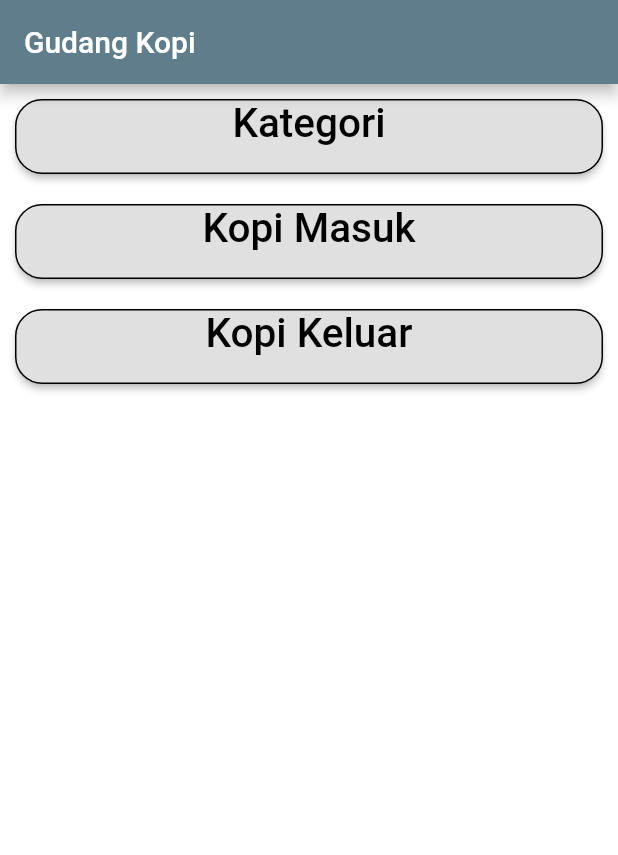
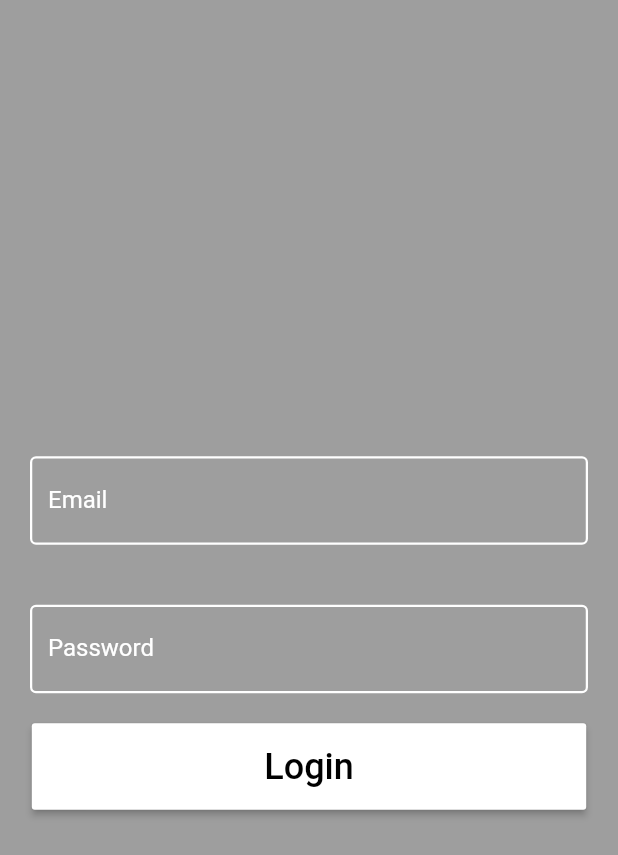
Before and after one commit to room2468/14-final-project-montagnard, a Flutter app: the screen it shows after launch, on a phone screen of 412 x 824 dp. Shown: the top 855 px of the screen. Run offline on Flutter 3.47's test engine with Material 2 defaults, Android fonts, the phone set to English and light mode, and no system bars; our stand-ins replace sqflite; accounts and stored records are empty.

Commit message:
LoginPage

```diff
--- a/lib/main.dart
+++ b/lib/main.dart
@@ -1,11 +1,14 @@
 //kode utama Aplikasi tampilan awal
 import 'package:flutter/material.dart';
 import 'package:gudang_kopi/page/home_page.dart';
+import 'package:gudang_kopi/page/login_page.dart';
 
 //package letak folder Anda
 void main() => runApp(MyApp());
 
 class MyApp extends StatelessWidget {
+  final routes = <String, WidgetBuilder>{
+  };
   @override
   Widget build(BuildContext context) {
     return MaterialApp(
@@ -14,7 +17,8 @@ class MyApp extends StatelessWidget {
       theme: ThemeData(
         primarySwatch: Colors.blueGrey,
       ),
-      home: HomePage(),
+      home: LoginPage(),
+      routes: routes,
     );
   }
 }
--- a/lib/page/home_page.dart
+++ b/lib/page/home_page.dart
@@ -1,6 +1,7 @@
 import 'package:flutter/material.dart';
 import 'package:gudang_kopi/page/kategori1.dart';
 import 'package:gudang_kopi/page/keluar1.dart';
+import 'package:gudang_kopi/page/login_page.dart';
 import 'package:gudang_kopi/page/masuk1.dart';
 
 class HomePage extends StatelessWidget {
@@ -9,7 +10,24 @@ class HomePage extends StatelessWidget {
     return Scaffold(
         backgroundColor: Colors.white,
         appBar: AppBar(
-        title: Text('Gudang Kopi'),
+          title: Text("Gudang Kopi"),
+          automaticallyImplyLeading: false,
+          actions: <Widget>[
+            Padding(
+                padding: EdgeInsets.only(right: 20.0),
+                child: GestureDetector(
+                  onTap: () {
+                    Navigator.pushAndRemoveUntil(
+                        context,
+                        MaterialPageRoute(builder: (context) => LoginPage()),
+                        (Route<dynamic> route) => false);
+                  },
+                  child: Icon(
+                    Icons.logout,
+                    size: 26.0,
+                  ),
+                )),
+          ],
         ),
         body: Container(
           child: Column(
@@ -94,7 +112,6 @@ class HomePage extends StatelessWidget {
               )
             ],
           ),
-      ),
-    );
+        ));
   }
 }
--- /dev/null
+++ b/lib/page/login_page.dart
@@ -0,0 +1,111 @@
+import 'package:flutter/material.dart';
+import 'package:gudang_kopi/page/home_page.dart';
+
+class LoginPage extends StatefulWidget {
+  @override
+  _LoginPageState createState() => _LoginPageState();
+}
+
+class _LoginPageState extends State<LoginPage> {
+
+  String email = 'admin';
+  String password = 'admin';
+
+  TextEditingController emailController = new TextEditingController();
+  TextEditingController passwordController = new TextEditingController();
+  final formKey = new GlobalKey<FormState>();
+
+  @override
+  Widget build(BuildContext context) {
+    return Scaffold(
+      backgroundColor: Colors.grey,
+      body: SingleChildScrollView(
+              child: Container(
+                height: MediaQuery.of(context).size.height * 1,
+                child: Column(
+                mainAxisAlignment: MainAxisAlignment.spaceEvenly,
+                crossAxisAlignment: CrossAxisAlignment.center,
+                mainAxisSize: MainAxisSize.max,
+                children: <Widget>[
+                  _formBuilder(),
+                ],
+            ),
+              ),
+      ),
+    );
+  }
+
+  Widget _formBuilder(){
+    return Form(
+      key: formKey,
+      // autovalidate: true,
+          child: Column(
+        children: <Widget>[
+                Padding(
+                  padding: const EdgeInsets.all(20),
+                  child: TextFormField(
+                    controller: emailController,
+                    keyboardType: TextInputType.emailAddress,
+                    style: TextStyle(color: Colors.white),
+                    validator: (value){
+                      return value.isEmpty ? "Email Tidak Boleh Kosong" : null;
+                    },
+                    decoration: InputDecoration(
+                      border: OutlineInputBorder(
+                        borderSide: BorderSide(color: Colors.pink, width: 10)
+                      ),
+                      enabledBorder: OutlineInputBorder(borderSide: BorderSide(color: Colors.white, width: 1.5)),
+                      focusedBorder: OutlineInputBorder(borderSide: BorderSide(color: Colors.white, width: 1.5)),
+                      labelText: 'Email',
+                      labelStyle: TextStyle(
+                        color: Colors.white,
+                      ),
+                    ),
+                  ),
+                ),
+                Padding(
+                  padding: const EdgeInsets.all(20),
+                  child: TextFormField(
+                    controller: passwordController,
+                    obscureText: true,
+                    style: TextStyle(color: Colors.white),
+                    validator: (value){
+                      return value.isEmpty ? "Password Tidak Boleh Kosong" : null;
+                    },
+                    decoration: InputDecoration(
+                      border: OutlineInputBorder(
+                        borderSide: BorderSide(color: Colors.white)
+                      ),
+                      enabledBorder: OutlineInputBorder(borderSide: BorderSide(color: Colors.white, width: 1.5),),
+                      focusedBorder: OutlineInputBorder(borderSide: BorderSide(color: Colors.white, width: 1.5)),
+                      labelText: 'Password',
+                      labelStyle: TextStyle(
+                        color: Colors.white,
+                      ),
+                    ),
+                  ),
+                ),
+                RaisedButton(
+                  onPressed: () {
+                    if (formKey.currentState.validate() && (emailController.text.toString() == email && passwordController.text.toString() == password)) {
+                      Navigator.pushAndRemoveUntil(context, MaterialPageRoute(builder: (context)=>HomePage()), (Route<dynamic> route)=>false);
+                    }
+                  },
+                  color: Colors.white,
+                  padding: EdgeInsets.symmetric(horizontal: 20),
+                  child: Container(
+                    width: MediaQuery.of(context).size.width * 0.8,
+                    height: MediaQuery.of(context).size.height * 0.07,
+                    child: Center(
+                      child: Text('Login', style: TextStyle(
+                        fontSize: 24,
+                        color: Colors.black
+                      ),),
+                    ),
+                  ),
+                ),
+        ],
+      ),
+    );
+  }
+}
```
Lines whose indentation alone changed are shown as unchanged.
